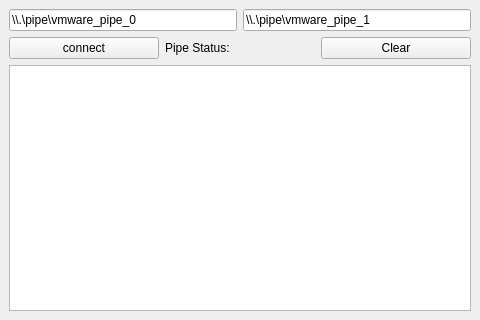
Old version of the form resources/MainWindow.ui in the repository xamlo721/QtPipeSniffer.
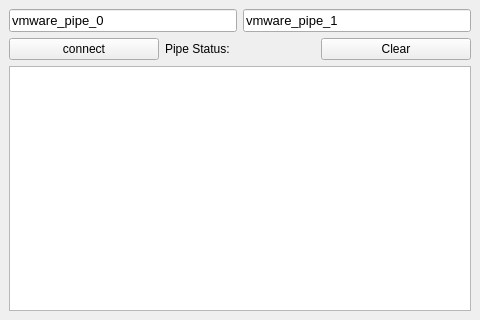
New version of the form.

Commit message: some change output and fonts

What changed in the file:
```diff
--- a/resources/MainWindow.ui
+++ b/resources/MainWindow.ui
@@ -19,15 +19,25 @@
      <layout class="QHBoxLayout" name="horizontalLayout">
       <item>
        <widget class="QLineEdit" name="PipeNameSrcLineEdit">
+        <property name="font">
+         <font>
+          <pointsize>10</pointsize>
+         </font>
+        </property>
         <property name="text">
-         <string>\\.\pipe\vmware_pipe_0</string>
+         <string>vmware_pipe_0</string>
         </property>
        </widget>
       </item>
       <item>
        <widget class="QLineEdit" name="PipeNameDstLineEdit">
+        <property name="font">
+         <font>
+          <pointsize>10</pointsize>
+         </font>
+        </property>
         <property name="text">
-         <string>\\.\pipe\vmware_pipe_1</string>
+         <string>vmware_pipe_1</string>
         </property>
        </widget>
       </item>
@@ -60,6 +70,11 @@
     </item>
     <item>
      <widget class="QTextEdit" name="PipeSnifferEextEdit">
+      <property name="font">
+       <font>
+        <pointsize>10</pointsize>
+       </font>
+      </property>
       <property name="readOnly">
        <bool>true</bool>
       </property>
```
The commit also changes 2 other files.
